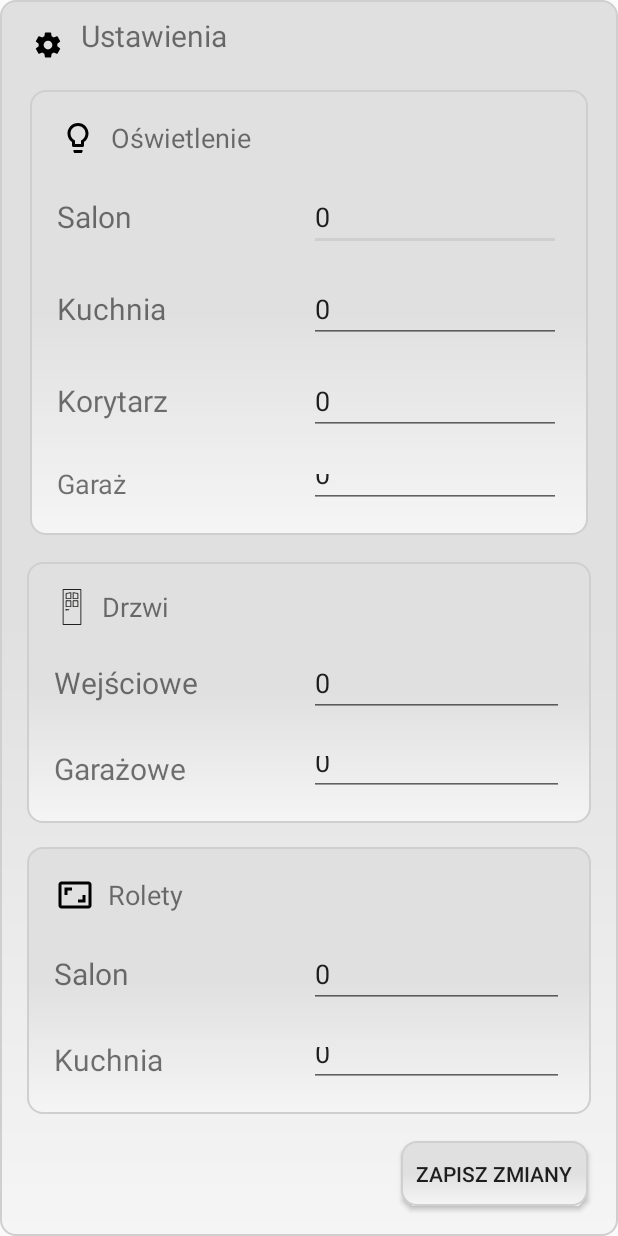
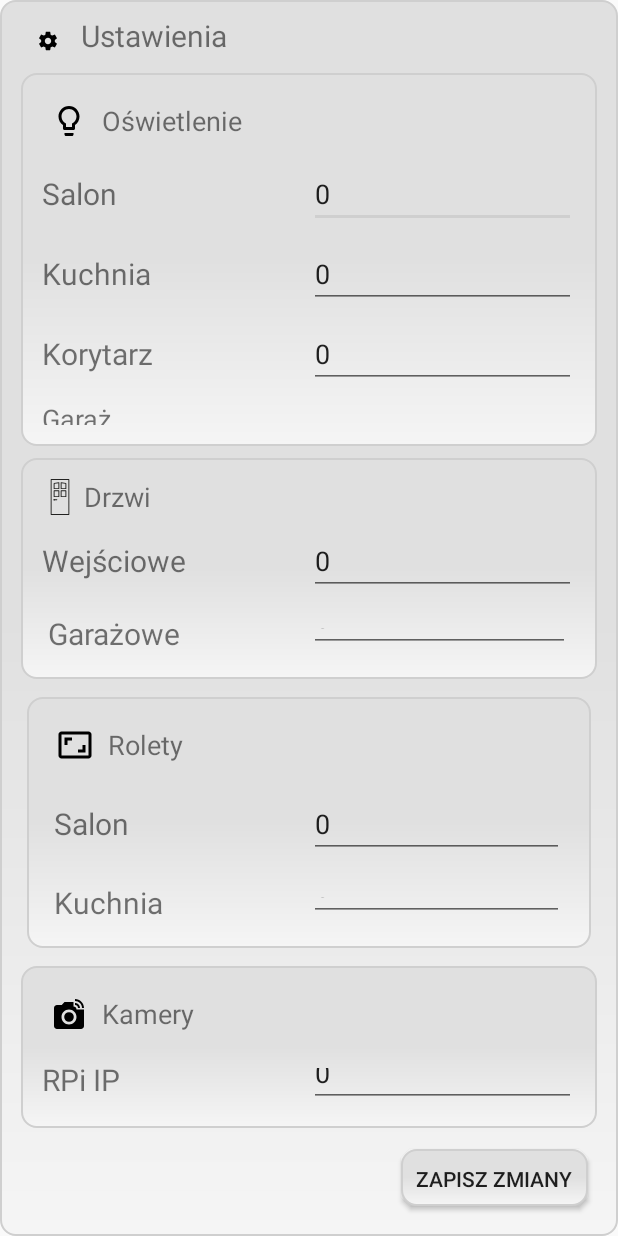
Before and after one commit to marcinkozikowski/SmartPiHome, an Android app: the SettingsActivity screen opened directly, with no data from a screen before it, on a phone screen of 412 x 824 dp. Run offline under Robolectric (Android 15) with nearby library versions, the phone set to English and light mode, and no system bars.

Commit message:
RPi ip adrees settings in setting activity

```diff
--- a/app/src/main/java/Fragments/CameraFragment.java
+++ b/app/src/main/java/Fragments/CameraFragment.java
@@ -10,6 +10,8 @@ import android.webkit.WebView;
 import android.webkit.WebViewClient;
 
 import com.example.dell.smartpihome.R;
+
+import static com.example.dell.smartpihome.Main3Activity.tools;
 
 public class CameraFragment extends Fragment {
 
@@ -74,9 +76,9 @@ public class CameraFragment extends Fragment {
     }
 
     private void openURL() {
-        webview1.loadUrl("http://192.168.1.64:8081");
+        webview1.loadUrl("http://"+tools.getIp()+":8081");
         webview1.requestFocus();
-        webview2.loadUrl("http://192.168.1.64:8082");
+        webview2.loadUrl("http://"+tools.getIp()+":8082");
         webview2.requestFocus();
     }
 
--- a/app/src/main/java/Tools/CurrentDeviceState.java
+++ b/app/src/main/java/Tools/CurrentDeviceState.java
@@ -19,6 +19,16 @@ public final class CurrentDeviceState {
     private static boolean kitchenBlind,livingRoomBlind;
     private static boolean garageDoor,frontDoor;
     private static int kitchenBlindPosition;
+
+    public static String getIp() {
+        return ip;
+    }
+
+    public static void setIp(String ip) {
+        CurrentDeviceState.ip = ip;
+    }
+
+    private static String ip;
 
     public static boolean isMotionDetected() {
         return motionDetected;
--- a/app/src/main/java/com/example/dell/smartpihome/Main3Activity.java
+++ b/app/src/main/java/com/example/dell/smartpihome/Main3Activity.java
@@ -277,6 +277,7 @@ public class Main3Activity extends AppCompatActivity
             tools.setGarageDoorPin(settings.getInt("garageDoor",0));
             tools.setLivingRoomBlindPin(settings.getInt("livingRoomBlind",0));
             tools.setKitchenBlindPin(settings.getInt("kitchenBlind",0));
+            tools.setIp(settings.getString("ip","0"));
         }
     }
 
--- a/app/src/main/java/com/example/dell/smartpihome/SettingsActivity.java
+++ b/app/src/main/java/com/example/dell/smartpihome/SettingsActivity.java
@@ -20,6 +20,7 @@ public class SettingsActivity extends AppCompatActivity {
     EditText kitchenBlind;
     EditText frontDoor;
     EditText garageDoor;
+    EditText ipAddr;
 
 
     @Override
@@ -38,6 +39,7 @@ public class SettingsActivity extends AppCompatActivity {
         kitchenBlind = (EditText) findViewById(R.id.KitchenBlindSettingsET);
         frontDoor = (EditText) findViewById(R.id.FrontDoorSettingsET);
         garageDoor = (EditText) findViewById(R.id.GarageSettingsET);
+        ipAddr = (EditText) findViewById(R.id.IpSettingsET);
 
 
         SharedPreferences settings = getSharedPreferences("UserData", 0); // 0 - for private mode
@@ -52,9 +54,10 @@ public class SettingsActivity extends AppCompatActivity {
             kitchenBlind.setText(Integer.toString(tools.getKitchenBlindPin()));
             frontDoor.setText(Integer.toString(tools.getFrontDoorPin()));
             garageDoor.setText(Integer.toString(tools.getGarageDoorPin()));
+            ipAddr.setText(tools.getIp());
             }
         } catch (Exception e) {
-            Toast.makeText(this, "Nie można zapisać wprowadzonych zmian, sprawdź dane", Toast.LENGTH_LONG).show();
+            Toast.makeText(this, "Nie można odczytac ustawien, sprawdź dane", Toast.LENGTH_LONG).show();
         }
 
         }
@@ -79,6 +82,8 @@ public class SettingsActivity extends AppCompatActivity {
             tools.setLivingRoomBlindPin(Integer.parseInt(livingRoomBlind.getText().toString()));
                 editor.putInt("kitchenBlind",Integer.parseInt(kitchenBlind.getText().toString()));
             tools.setKitchenBlindPin(Integer.parseInt(kitchenBlind.getText().toString()));
+                editor.putString("ip",ipAddr.getText().toString());
+            tools.setIp(ipAddr.getText().toString());
                 editor.putBoolean("hasSettingSet", true);
                 editor.commit();
                 Toast.makeText(this, "Poprawnie zapisano nowe ustawienia ", Toast.LENGTH_SHORT).show();
--- a/app/src/main/res/layout/activity_settings.xml
+++ b/app/src/main/res/layout/activity_settings.xml
@@ -43,7 +43,7 @@
             android:layout_height="wrap_content"
             android:layout_weight="3"
             android:orientation="vertical"
-            android:layout_margin="@dimen/layout_margin"
+            android:layout_margin="4dp"
             android:background="@drawable/border_with_fill"
             android:id="@+id/LightsSettingsLL">
 
@@ -69,7 +69,7 @@
             <LinearLayout
                 android:layout_width="match_parent"
                 android:layout_height="wrap_content"
-                android:layout_margin="8dp"
+                android:layout_margin="4dp"
                 android:orientation="horizontal">
 
                 <TextView
@@ -93,7 +93,7 @@
             <LinearLayout
                 android:layout_width="match_parent"
                 android:layout_height="wrap_content"
-                android:layout_margin="8dp"
+                android:layout_margin="4dp"
                 android:orientation="horizontal">
 
                 <TextView
@@ -117,7 +117,7 @@
             <LinearLayout
                 android:layout_width="match_parent"
                 android:layout_height="wrap_content"
-                android:layout_margin="8dp"
+                android:layout_margin="4dp"
                 android:orientation="horizontal">
 
                 <TextView
@@ -141,7 +141,7 @@
             <LinearLayout
                 android:layout_width="match_parent"
                 android:layout_height="wrap_content"
-                android:layout_margin="8dp"
+                android:layout_margin="4dp"
                 android:orientation="horizontal">
 
                 <TextView
@@ -170,7 +170,7 @@
             android:layout_height="wrap_content"
             android:layout_weight="2"
             android:orientation="vertical"
-            android:layout_margin="8dp"
+            android:layout_margin="4dp"
             android:background="@drawable/border_with_fill"
             android:id="@+id/DoorsSettingsLL">
 
@@ -182,7 +182,7 @@
                     android:layout_width="wrap_content"
                     android:layout_height="wrap_content"
                     android:src="@drawable/ic_door"
-                    android:layout_margin="8dp"/>
+                    android:layout_margin="4dp"/>
 
                 <TextView
                     android:layout_width="match_parent"
@@ -196,7 +196,7 @@
             <LinearLayout
                 android:layout_width="match_parent"
                 android:layout_height="wrap_content"
-                android:layout_margin="8dp"
+                android:layout_margin="4dp"
                 android:orientation="horizontal">
 
                 <TextView
@@ -323,6 +323,62 @@
 
         </LinearLayout>
 
+        <LinearLayout
+            android:layout_width="match_parent"
+            android:layout_height="wrap_content"
+            android:layout_weight="1"
+            android:orientation="vertical"
+            android:layout_margin="4dp"
+            android:background="@drawable/border_with_fill"
+            android:id="@+id/IpSettingsLL">
+
+            <LinearLayout
+                android:layout_width="match_parent"
+                android:layout_height="wrap_content"
+                android:orientation="horizontal">
+                <ImageView
+                    android:layout_width="wrap_content"
+                    android:layout_height="wrap_content"
+                    android:src="@drawable/ic_camera_48px"
+                    android:layout_margin="@dimen/layout_margin"/>
+
+                <TextView
+                    android:layout_width="match_parent"
+                    android:layout_height="wrap_content"
+                    android:text="Kamery"
+                    android:layout_gravity="center_vertical"
+                    android:textSize="@dimen/smart_things_titles_text_size"
+                    />
+            </LinearLayout>
+
+            <LinearLayout
+                android:layout_width="match_parent"
+                android:layout_height="wrap_content"
+                android:layout_margin="4dp"
+                android:orientation="horizontal">
+
+                <TextView
+                    android:layout_width="match_parent"
+                    android:layout_height="match_parent"
+                    android:layout_gravity="right|center_vertical"
+                    android:layout_weight="1"
+                    android:gravity="center_vertical"
+                    android:text="RPi IP"
+                    android:textSize="@dimen/header_text_size" />
+
+                <EditText
+                    android:id="@+id/IpSettingsET"
+                    android:layout_width="match_parent"
+                    android:layout_height="match_parent"
+                    android:layout_weight="1"
+                    android:inputType="text"
+                    android:text="0" />
+
+            </LinearLayout>
+
+
+        </LinearLayout>
+
 
             <Button
                 android:layout_width="wrap_content"
--- a/app/src/main/res/layout/fragment_blinds.xml
+++ b/app/src/main/res/layout/fragment_blinds.xml
@@ -48,10 +48,10 @@
                 <TextView
                     android:layout_width="wrap_content"
                     android:layout_height="wrap_content"
-                    android:text="Roleta w salonie"
+                    android:layout_gravity="center_vertical"
+                    android:layout_weight="8"
                     android:gravity="left"
-                    android:layout_gravity="center_vertical"
-                    android:layout_weight="8"/>
+                    android:text="Roleta w Salonie" />
                 <LinearLayout
                     android:layout_width="wrap_content"
                     android:layout_height="wrap_content"
@@ -119,10 +119,10 @@
                 <TextView
                     android:layout_width="wrap_content"
                     android:layout_height="wrap_content"
-                    android:text="Roleta w kuchni"
+                    android:layout_gravity="center_vertical"
+                    android:layout_weight="8"
                     android:gravity="center|left"
-                    android:layout_gravity="center_vertical"
-                    android:layout_weight="8"/>
+                    android:text="Roleta w Garderobie" />
                 <LinearLayout
                     android:layout_width="wrap_content"
                     android:layout_height="wrap_content"
--- a/app/src/main/res/layout/fragment_camera.xml
+++ b/app/src/main/res/layout/fragment_camera.xml
@@ -52,7 +52,7 @@
             android:layout_gravity="center"
             android:layout_margin="@dimen/layout_margin"
             android:layout_row="0"
-            android:text="Kamera w Salonie"
+            android:text="Podwórko"
             android:textSize="@dimen/header_text_size" />
 
         <LinearLayout
```
